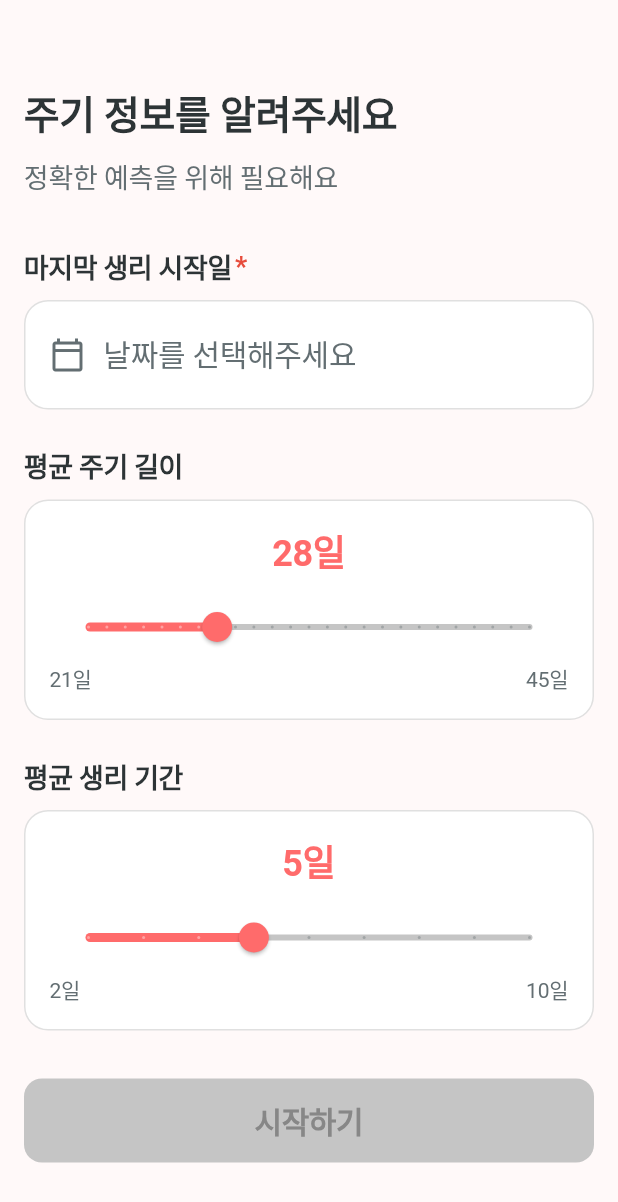
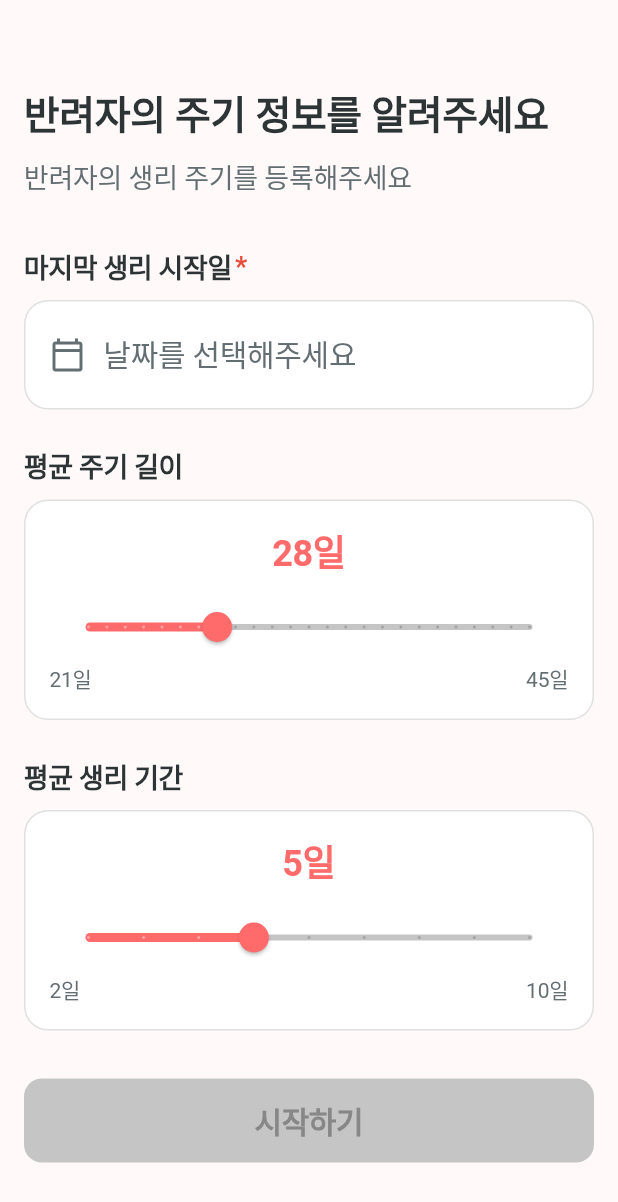
Before and after one commit to Hajimara/sayvly_mobile, a Flutter app: the CycleSetupScreen widget shown alone on an empty page, opened directly with empty values, on a phone screen of 412 x 824 dp. Shown: the top 1202 px of the screen. Run offline on Flutter 3.47's test engine with Material 3 defaults, Android fonts, the phone set to English and light mode, and no system bars; our stand-ins replace dio, flutter_riverpod, flutter_secure_storage, freezed_annotation, go_router, image_picker; accounts and stored records are empty; network calls fail; Roboto replaces fonts that are missing (Pretendard); project files that could hold a hidden picture were left out.

Commit message:
feat: 온보딩 건너뛰기 기능 개선 및 남성 주기 등록 지원
- Gender enum에 other 추가 (백엔드 OTHER와 매핑)
- 랜덤 닉네임 생성 유틸리티 추가 (6자리 숫자)
- 모든 성별에서 주기 설정 단계 표시 (남성은 반려자 주기 안내)
- 건너뛰기 시 성별 OTHER, 랜덤 닉네임, 기본값 주기로 설정
- 온보딩 API 경로 수정 (/users/onboarding)
- 주기 설정 화면에서 성별에 따른 안내 메시지 표시

```diff
--- a/lib/features/user/presentation/screens/onboarding/cycle_setup_screen.dart
+++ b/lib/features/user/presentation/screens/onboarding/cycle_setup_screen.dart
@@ -3,7 +3,7 @@ import 'package:flutter_riverpod/flutter_riverpod.dart';
 import '../../../../../core/theme/theme.dart';
 import '../../providers/onboarding_provider.dart';
 
-/// 온보딩 Step 3: 주기 설정 (여성만)
+/// 온보딩 Step 3: 주기 설정 (모든 성별)
 class CycleSetupScreen extends ConsumerStatefulWidget {
   final VoidCallback onComplete;
   final VoidCallback onBack;
@@ -36,6 +36,7 @@ class _CycleSetupScreenState extends ConsumerState<CycleSetupScreen> {
 
   Future<void> _selectLastPeriodDate() async {
     final isDark = Theme.of(context).brightness == Brightness.dark;
+    final data = ref.read(onboardingDataProvider);
 
     final now = DateTime.now();
     final initialDate = _lastPeriodDate ?? now.subtract(const Duration(days: 14));
@@ -47,7 +48,9 @@ class _CycleSetupScreenState extends ConsumerState<CycleSetupScreen> {
       initialDate: initialDate,
       firstDate: firstDate,
       lastDate: lastDate,
-      helpText: '마지막 생리 시작일을 선택하세요',
+      helpText: data?.isFemale ?? false
+          ? '마지막 생리 시작일을 선택하세요'
+          : '반려자의 마지막 생리 시작일을 선택하세요',
       builder: (context, child) {
         return Theme(
           data: Theme.of(context).copyWith(
@@ -80,6 +83,16 @@ class _CycleSetupScreenState extends ConsumerState<CycleSetupScreen> {
   @override
   Widget build(BuildContext context) {
     final isDark = Theme.of(context).brightness == Brightness.dark;
+    final data = ref.watch(onboardingDataProvider);
+    final isFemale = data?.isFemale ?? false;
+
+    // 성별에 따라 다른 텍스트 표시
+    final title = isFemale
+        ? '주기 정보를 알려주세요'
+        : '반려자의 주기 정보를 알려주세요';
+    final description = isFemale
+        ? '정확한 예측을 위해 필요해요'
+        : '반려자의 생리 주기를 등록해주세요';
 
     return SingleChildScrollView(
       padding: AppSpacing.pagePadding,
@@ -90,7 +103,7 @@ class _CycleSetupScreenState extends ConsumerState<CycleSetupScreen> {
 
           // 타이틀
           Text(
-            '주기 정보를 알려주세요',
+            title,
             style: AppTypography.title1(
               color: isDark
                   ? AppColors.textPrimaryDark
@@ -102,7 +115,7 @@ class _CycleSetupScreenState extends ConsumerState<CycleSetupScreen> {
 
           // 설명
           Text(
-            '정확한 예측을 위해 필요해요',
+            description,
             style: AppTypography.body3(
               color: isDark
                   ? AppColors.textSecondaryDark
```
Also changed, not shown: lib/core/utils/nickname_generator.dart (added, +16 -0 lines), lib/features/user/data/models/user_models.dart (+4 -3 lines), lib/features/user/data/repositories/user_repository.dart (+11 -15 lines), lib/features/user/presentation/providers/onboarding_provider.dart (+45 -8 lines), lib/features/user/presentation/screens/onboarding/onboarding_screen.dart (+13 -12 lines), lib/features/user/data/models/onboarding_models.g.dart, lib/features/user/data/models/user_models.g.dart.
